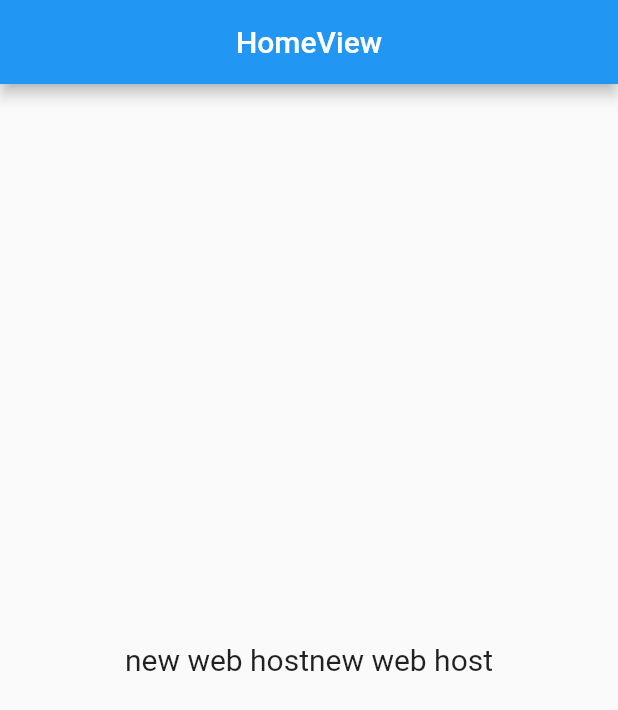
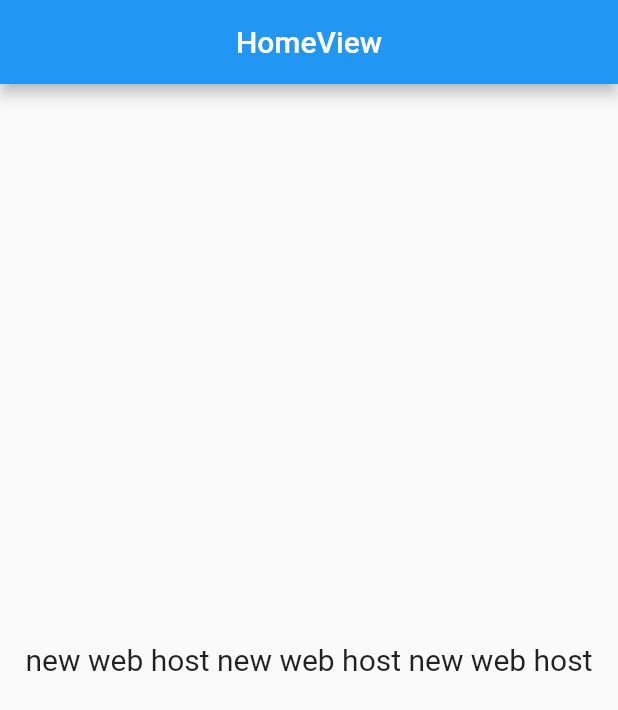
Before and after one commit to chinh-tao/web_boarding_group, a Flutter app: the screen it shows after launch, on a phone screen of 412 x 824 dp. Shown: the top 710 px of the screen. Run offline on Flutter 3.47's test engine with Material 2 defaults, Android fonts, the phone set to English and light mode, and no system bars; our stand-ins replace get.

Commit message:
update server

```diff
--- a/lib/app/modules/home/views/home_view.dart
+++ b/lib/app/modules/home/views/home_view.dart
@@ -18,7 +18,7 @@ class HomeView extends GetView<HomeController> {
         child: GestureDetector(
           onTap: () => Get.rootDelegate.toNamed(Routes.LOGIN),
           child: Text(
-            'new web hostnew web host',
+            'new web host new web host new web host',
             style: TextStyle(fontSize: 20),
           ),
         ),
```
